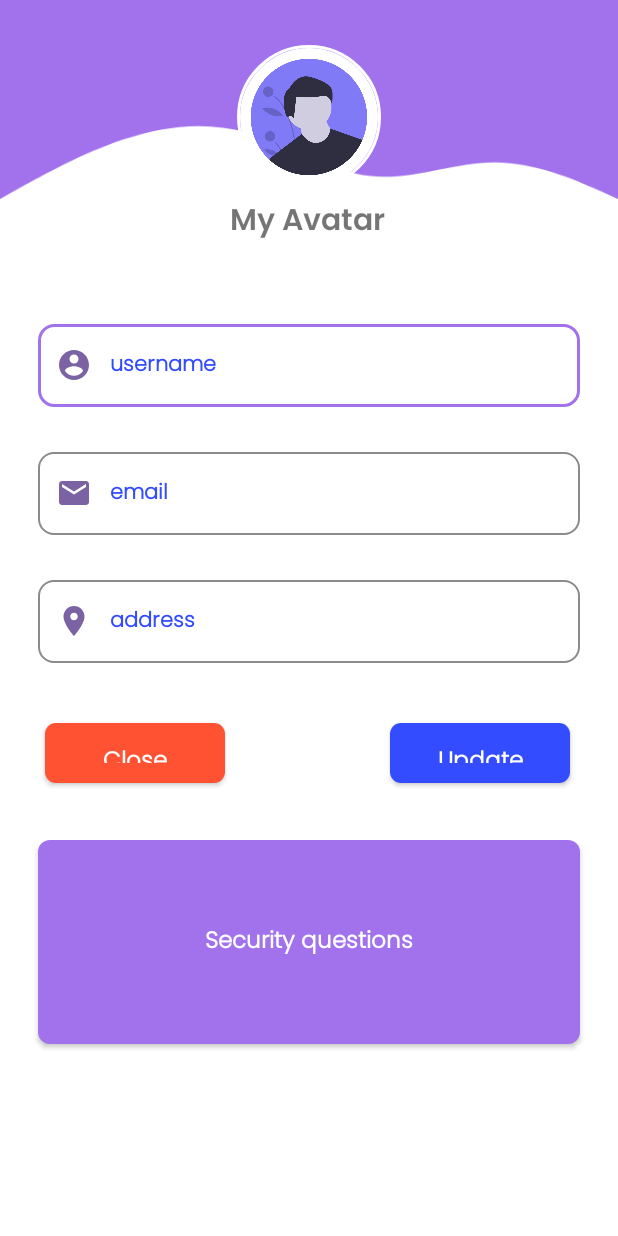
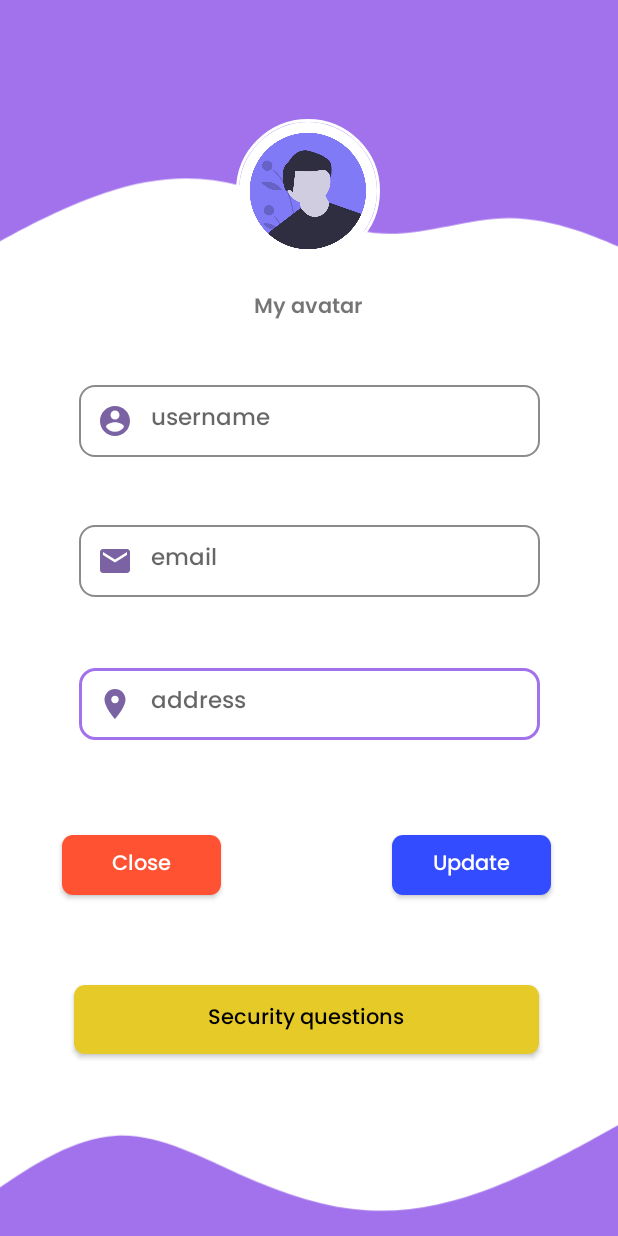
Before and after one commit to manojitht/MediApp--EFOSEYOUYES, an Android app: the UserSettingsActivity screen opened directly, with no data from a screen before it, on a phone screen of 412 x 824 dp. Run offline under Robolectric (Android 15) with nearby library versions, the phone set to English and light mode, and no system bars; our stand-ins replace CircleImageView, Firebase (no records; nobody signed in at launch, a user with empty details on screens opened directly), Picasso; libraries missing offline, so code that uses them is left out: com.theartofdev.edmodo; Roboto replaces fonts that are not available here; 2 statements that could not run were skipped.

Commit message:
Settings activity update

```diff
--- a/app/src/main/java/com/example/mediapp/LoginActivity.java
+++ b/app/src/main/java/com/example/mediapp/LoginActivity.java
@@ -8,6 +8,7 @@ import android.content.Intent;
 import android.os.Bundle;
 import android.text.TextUtils;
 import android.view.View;
+import android.view.WindowManager;
 import android.widget.Button;
 import android.widget.CheckBox;
 import android.widget.EditText;
--- a/app/src/main/res/layout/activity_cart.xml
+++ b/app/src/main/res/layout/activity_cart.xml
@@ -77,7 +77,7 @@
         app:layout_constraintTop_toTopOf="parent"
         app:layout_constraintVertical_bias="0.126"
         android:visibility="gone"
-        app:srcCompat="@drawable/undraw_deliveries_131a" />
+        app:srcCompat="@drawable/order_receive" />
 
     <androidx.recyclerview.widget.RecyclerView
         android:id="@+id/cart_list"
--- a/app/src/main/res/layout/activity_user_settings.xml
+++ b/app/src/main/res/layout/activity_user_settings.xml
@@ -1,5 +1,5 @@
 <?xml version="1.0" encoding="utf-8"?>
-<RelativeLayout xmlns:android="http://schemas.android.com/apk/res/android"
+<androidx.constraintlayout.widget.ConstraintLayout xmlns:android="http://schemas.android.com/apk/res/android"
     xmlns:app="http://schemas.android.com/apk/res-auto"
     xmlns:tools="http://schemas.android.com/tools"
     android:layout_width="match_parent"
@@ -8,177 +8,181 @@
     android:background="@color/colorWhite"
     tools:context=".UserSettingsActivity">
 
-    <!--    <com.google.android.material.appbar.AppBarLayout-->
-    <!--        android:id="@+id/app_bar_settings"-->
-    <!--        android:layout_width="match_parent"-->
-    <!--        android:layout_height="50dp"-->
-    <!--        android:background="@color/colorWhite">-->
+    <Button
+        android:id="@+id/set_security_questions"
+        android:layout_width="310dp"
+        android:layout_height="46dp"
+        android:background="@drawable/buttonsyello"
+        android:fontFamily="@font/poppins_medium"
+        android:text="Security questions"
+        android:textAllCaps="false"
+        android:textColor="@color/colorBlack"
+        app:layout_constraintBottom_toBottomOf="parent"
+        app:layout_constraintEnd_toEndOf="parent"
+        app:layout_constraintHorizontal_bias="0.481"
+        app:layout_constraintStart_toStartOf="parent"
+        app:layout_constraintTop_toTopOf="parent"
+        app:layout_constraintVertical_bias="0.844" />
 
-    <!--&lt;!&ndash;        <androidx.appcompat.widget.Toolbar&ndash;&gt;-->
-    <!--&lt;!&ndash;            android:layout_width="match_parent"&ndash;&gt;-->
-    <!--&lt;!&ndash;            android:layout_height="wrap_content"&ndash;&gt;-->
-    <!--&lt;!&ndash;            android:background="@color/colorSkyBlue">&ndash;&gt;-->
-    <!--&lt;!&ndash;            <TextView&ndash;&gt;-->
-    <!--&lt;!&ndash;                android:id="@+id/text_intro"&ndash;&gt;-->
-    <!--&lt;!&ndash;                android:layout_width="350dp"&ndash;&gt;-->
-    <!--&lt;!&ndash;                android:layout_height="30dp"&ndash;&gt;-->
-    <!--&lt;!&ndash;                android:layout_marginTop="5dp"&ndash;&gt;-->
-    <!--&lt;!&ndash;                android:layout_marginLeft="30dp"&ndash;&gt;-->
-    <!--&lt;!&ndash;                android:text="User Settings"&ndash;&gt;-->
-    <!--&lt;!&ndash;                android:textAlignment="center"&ndash;&gt;-->
-    <!--&lt;!&ndash;                android:textSize="20sp"&ndash;&gt;-->
-    <!--&lt;!&ndash;                android:textStyle="bold|italic"&ndash;&gt;-->
-    <!--&lt;!&ndash;                android:textColor="@color/colorBlue"/>&ndash;&gt;-->
+    <EditText
+        android:id="@+id/edit_address"
+        android:layout_width="307dp"
+        android:layout_height="48dp"
+        android:ems="10"
+        android:background="@drawable/custom_input"
+        android:drawableStart="@drawable/ic_baseline_location_on_24"
+        android:drawablePadding="12dp"
+        android:padding="12dp"
+        android:paddingStart="12dp"
+        android:paddingEnd="12dp"
+        android:textSize="15dp"
+        android:fontFamily="@font/poppins_medium"
+        android:hint="address"
+        android:inputType="textEmailAddress"
+        app:layout_constraintBottom_toBottomOf="parent"
+        app:layout_constraintEnd_toEndOf="parent"
+        app:layout_constraintStart_toStartOf="parent"
+        app:layout_constraintTop_toTopOf="@+id/view"
+        app:layout_constraintVertical_bias="0.574" />
 
-    <!--&lt;!&ndash;        </androidx.appcompat.widget.Toolbar>&ndash;&gt;-->
-    <!--    </com.google.android.material.appbar.AppBarLayout>-->
+    <EditText
+        android:id="@+id/edit_email"
+        android:layout_width="307dp"
+        android:layout_height="48dp"
+        android:ems="10"
+        android:background="@drawable/custom_input"
+        android:drawableStart="@drawable/icemail"
+        android:drawablePadding="12dp"
+        android:padding="12dp"
+        android:paddingStart="12dp"
+        android:paddingEnd="12dp"
+        android:textSize="15dp"
+        android:fontFamily="@font/poppins_medium"
+        android:hint="email"
+        android:inputType="textEmailAddress"
+        app:layout_constraintBottom_toBottomOf="parent"
+        app:layout_constraintEnd_toEndOf="parent"
+        app:layout_constraintStart_toStartOf="parent"
+        app:layout_constraintTop_toTopOf="@+id/view"
+        app:layout_constraintVertical_bias="0.451" />
+
     <View
         android:id="@+id/view"
-        android:layout_width="match_parent"
-        android:layout_height="72dp"
-        android:background="#A272EC" />
+        android:layout_width="414dp"
+        android:layout_height="88dp"
+        android:background="#A272EC"
+        app:layout_constraintBottom_toBottomOf="parent"
+        app:layout_constraintEnd_toEndOf="parent"
+        app:layout_constraintHorizontal_bias="0.555"
+        app:layout_constraintStart_toStartOf="parent"
+        app:layout_constraintTop_toTopOf="parent"
+        app:layout_constraintVertical_bias="0.0" />
 
     <ImageView
         android:id="@+id/imageView5"
-        android:layout_width="match_parent"
-        android:layout_height="192dp"
+        android:layout_width="449dp"
+        android:layout_height="109dp"
+        app:layout_constraintBottom_toBottomOf="parent"
+        app:layout_constraintEnd_toEndOf="parent"
+        app:layout_constraintHorizontal_bias="0.555"
+        app:layout_constraintStart_toStartOf="parent"
+        app:layout_constraintTop_toTopOf="parent"
+        app:layout_constraintVertical_bias="0.108"
         app:srcCompat="@drawable/ic_purpleup" />
 
-    <de.hdodenhof.circleimageview.CircleImageView xmlns:app="http://schemas.android.com/apk/res-auto"
+    <de.hdodenhof.circleimageview.CircleImageView
         android:id="@+id/settings_profile_image"
         android:layout_width="96dp"
         android:layout_height="96dp"
         android:layout_centerHorizontal="true"
         android:layout_gravity="center"
-        android:layout_marginTop="30dp"
         android:src="@drawable/undraw_male_avatar"
         app:civ_border_color="#fff"
-        app:civ_border_width="2dp" />
+        app:civ_border_width="2dp"
+        app:layout_constraintBottom_toBottomOf="parent"
+        app:layout_constraintEnd_toEndOf="parent"
+        app:layout_constraintHorizontal_bias="0.498"
+        app:layout_constraintStart_toStartOf="parent"
+        app:layout_constraintTop_toTopOf="parent"
+        app:layout_constraintVertical_bias="0.109"
+        tools:ignore="MissingConstraints" />
 
     <TextView
         android:id="@+id/avatar_changer"
-        android:layout_width="350dp"
-        android:layout_height="30dp"
-        android:layout_below="@+id/settings_profile_image"
-        android:layout_marginLeft="30dp"
-        android:layout_marginTop="5dp"
+        android:layout_width="82dp"
+        android:layout_height="22dp"
         android:fontFamily="@font/poppins_semibold"
-        android:text="My Avatar"
-        android:textAlignment="center"
-        android:textSize="20sp" />
+        android:gravity="center"
+        android:text="My avatar"
+        app:layout_constraintBottom_toBottomOf="parent"
+        app:layout_constraintEnd_toEndOf="parent"
+        app:layout_constraintHorizontal_bias="0.498"
+        app:layout_constraintStart_toStartOf="parent"
+        app:layout_constraintTop_toTopOf="parent"
+        app:layout_constraintVertical_bias="0.241" />
 
     <EditText
         android:id="@+id/edit_username"
-        android:layout_width="365dp"
-        android:layout_height="55dp"
-        android:layout_below="@id/settings_profile_image"
-        android:layout_marginLeft="25dp"
-        android:layout_marginTop="90dp"
-        android:layout_marginRight="25dp"
+        android:layout_width="307dp"
+        android:layout_height="48dp"
+        android:ems="10"
         android:background="@drawable/custom_input"
         android:drawableStart="@drawable/ic_baseline_account_circle_24"
-        android:paddingStart="12dp"
-        android:paddingEnd="12dp"
         android:drawablePadding="12dp"
-        android:fontFamily="@font/poppins_light"
-        android:hint="username"
-        android:inputType="text"
-        android:padding="12dp"
-        android:textColorHint="@color/colorBlue"
-        android:textSize="14dp"
-        android:textStyle="bold" />
-
-    <EditText
-        android:id="@+id/edit_email"
-        android:layout_width="365dp"
-        android:layout_height="55dp"
-        android:layout_below="@id/edit_username"
-        android:layout_marginLeft="25dp"
-        android:layout_marginTop="30dp"
-        android:layout_marginRight="25dp"
-        android:background="@drawable/custom_input"
-        android:drawableStart="@drawable/icemail"
-        android:drawablePadding="12dp"
-        android:fontFamily="@font/poppins_light"
-        android:hint="email"
-        android:inputType="text"
         android:padding="12dp"
         android:paddingStart="12dp"
         android:paddingEnd="12dp"
-        android:textColorHint="@color/colorBlue"
-        android:textSize="14dp"
-        android:textStyle="bold" />
+        android:textSize="15dp"
+        android:fontFamily="@font/poppins_medium"
+        android:hint="username"
+        android:inputType="textPersonName"
+        app:layout_constraintBottom_toBottomOf="parent"
+        app:layout_constraintEnd_toEndOf="parent"
+        app:layout_constraintStart_toStartOf="parent"
+        app:layout_constraintTop_toTopOf="@+id/view"
+        app:layout_constraintVertical_bias="0.331" />
 
-    <EditText
-        android:id="@+id/edit_address"
-        android:layout_width="365dp"
-        android:layout_height="55dp"
-        android:layout_below="@id/edit_email"
-        android:layout_marginLeft="25dp"
-        android:layout_marginTop="30dp"
-        android:layout_marginRight="25dp"
-        android:background="@drawable/custom_input"
-        android:drawableStart="@drawable/ic_baseline_location_on_24"
-        android:drawablePadding="12dp"
-        android:fontFamily="@font/poppins_light"
-        android:hint="address"
-        android:inputType="text"
-        android:padding="12dp"
-        android:paddingStart="12dp"
-        android:paddingEnd="12dp"
-        android:textColorHint="@color/colorBlue"
-        android:textSize="14dp"
-        android:textStyle="bold" />
+    <Button
+        android:id="@+id/settings_close"
+        android:layout_width="106dp"
+        android:layout_height="40dp"
+        android:fontFamily="@font/poppins_medium"
+        android:text="Close"
+        android:textColor="@color/colorWhite"
+        android:background="@drawable/buttonred"
+        android:textAllCaps="false"
+        app:layout_constraintBottom_toBottomOf="parent"
+        app:layout_constraintEnd_toEndOf="parent"
+        app:layout_constraintHorizontal_bias="0.134"
+        app:layout_constraintStart_toStartOf="parent"
+        app:layout_constraintTop_toTopOf="parent"
+        app:layout_constraintVertical_bias="0.71" />
 
     <Button
         android:id="@+id/settings_update"
-        android:layout_width="120dp"
+        android:layout_width="106dp"
         android:layout_height="40dp"
-        android:layout_below="@id/edit_address"
-        android:layout_marginLeft="260dp"
-        android:layout_marginTop="40dp"
-        android:layout_marginRight="25dp"
+        android:fontFamily="@font/poppins_medium"
+        android:text="Update"
+        android:textColor="@color/colorWhite"
         android:background="@drawable/buttonblue"
-        android:fontFamily="@font/poppins_light"
-        android:padding="20px"
-        android:text="Update"
         android:textAllCaps="false"
-        android:textColor="@color/colorWhite"
-        android:textSize="15sp"
-        android:textStyle="bold" />
+        app:layout_constraintBottom_toBottomOf="parent"
+        app:layout_constraintEnd_toEndOf="parent"
+        app:layout_constraintHorizontal_bias="0.855"
+        app:layout_constraintStart_toStartOf="parent"
+        app:layout_constraintTop_toTopOf="parent"
+        app:layout_constraintVertical_bias="0.71" />
 
-    <Button
-        android:id="@+id/settings_close"
-        android:layout_width="120dp"
-        android:layout_height="40dp"
-        android:layout_below="@id/edit_address"
-        android:layout_marginLeft="30dp"
-        android:layout_marginTop="40dp"
-        android:layout_marginRight="15dp"
-        android:background="@drawable/buttonred"
-        android:fontFamily="@font/poppins_light"
-        android:padding="20px"
-        android:text="Close"
-        android:textAllCaps="false"
-        android:textColor="@color/colorWhite"
-        android:textSize="15sp"
-        android:textStyle="bold" />
-
-    <Button
-        android:id="@+id/set_security_questions"
-        android:layout_width="367dp"
-        android:layout_height="47dp"
-        android:layout_alignParentTop="true"
-        android:layout_alignParentBottom="true"
-        android:layout_marginLeft="25dp"
-        android:layout_marginTop="560dp"
-        android:layout_marginRight="25dp"
-        android:layout_marginBottom="128dp"
-        android:background="@drawable/buttonurple"
-        android:fontFamily="@font/poppins_light"
-        android:hint="Security questions"
-        android:padding="12dp"
-        android:textColorHint="@color/colorWhite"
-        android:textSize="15dp"
-        android:textStyle="bold" />
-</RelativeLayout>
+    <ImageView
+        android:id="@+id/imageView9"
+        android:layout_width="441dp"
+        android:layout_height="93dp"
+        app:layout_constraintBottom_toBottomOf="parent"
+        app:layout_constraintEnd_toEndOf="parent"
+        app:layout_constraintHorizontal_bias="0.634"
+        app:layout_constraintStart_toStartOf="parent"
+        app:layout_constraintTop_toTopOf="parent"
+        app:layout_constraintVertical_bias="1.0"
+        app:srcCompat="@drawable/ic_purpledown" />
+</androidx.constraintlayout.widget.ConstraintLayout>
```
Also changed, not shown: app/src/main/res/drawable/order_receive.jpg (added), app/src/main/res/drawable/order_received.jpg (added).
